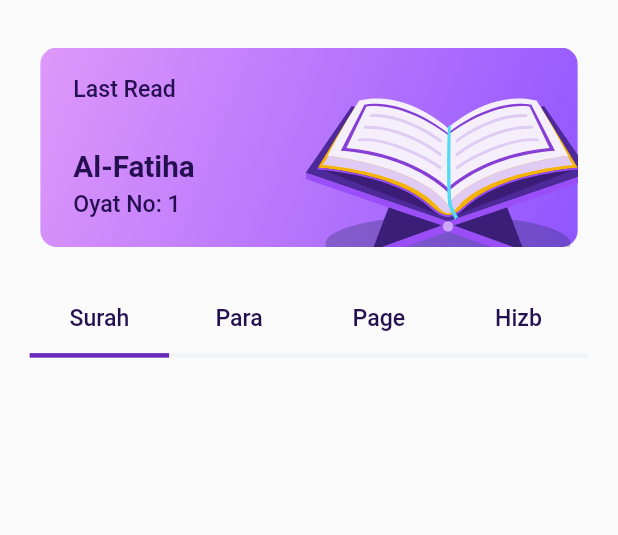
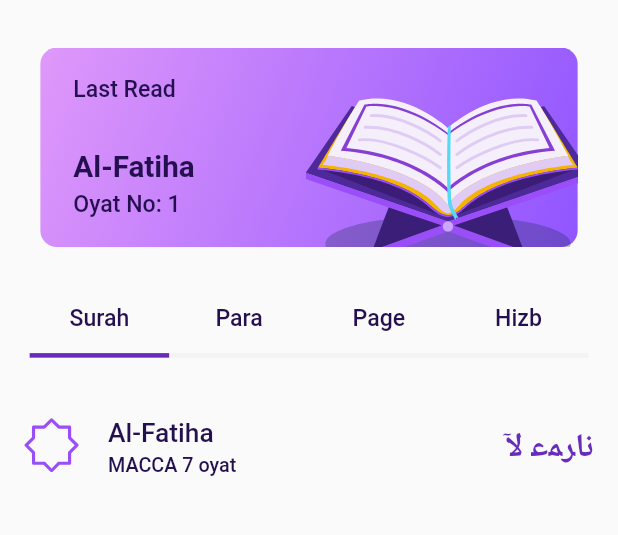
Before and after one commit to BahromjonPolat/QuranApp, a Flutter app: the HomePage screen opened directly, on a phone screen of 412 x 824 dp, the part 59-594 px from its top. Run offline on Flutter 3.47's test engine with Material 2 defaults, Android fonts, the phone set to English and light mode, and no system bars; our stand-ins replace flutter_svg, fluttertoast, shared_preferences; accounts and stored records are empty.

Commit message:
SurahTable

```diff
--- a/lib/core/components/exporting_packages.dart
+++ b/lib/core/components/exporting_packages.dart
@@ -11,6 +11,7 @@ export 'package:quran/widgets/my_sized_box.dart';
 export 'package:quran/widgets/my_app_bar.dart';
 export 'package:quran/widgets/last_read_card.dart';
 export 'package:quran/widgets/my_tab_bar.dart';
+export 'package:quran/widgets/surah_table.dart';
 
 
 // Components
--- a/lib/screens/home/home_page.dart
+++ b/lib/screens/home/home_page.dart
@@ -11,7 +11,11 @@ class HomePage extends StatelessWidget {
         title: "Quran App",
       ),
       body: Column(
-        children: [LastReadCard(), MyTabBar()],
+        children: [
+          const LastReadCard(),
+          MyTabBar(),
+          SurahTable(),
+        ],
       ),
     );
   }
--- /dev/null
+++ b/lib/widgets/surah_table.dart
@@ -0,0 +1,21 @@
+import 'package:flutter/material.dart';
+import 'package:quran/core/components/exporting_packages.dart';
+
+class SurahTable extends StatelessWidget {
+  const SurahTable({Key? key}) : super(key: key);
+
+  @override
+  Widget build(BuildContext context) {
+    return ListTile(
+      leading: SvgPicture.asset(AssetIcons.hexagon),
+      title: CustomText('Al-Fatiha', size: 16.0),
+      subtitle: CustomText('MACCA 7 oyat', size: 12.0),
+      trailing: CustomText(
+        'ناﺮﻤﻋ لآ',
+        size: 20.0,
+        color: ConstColors.primary,
+        weight: FontWeight.w700,
+      ),
+    );
+  }
+}
```
